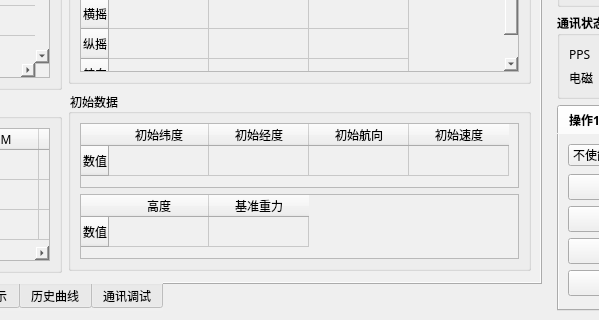
Before: the Qt Designer form mainwindow.ui in osixxb/Qt_MultiThread_SerialPort, drawn with Qt 5; both pictures show x 422 to 1021 and y 416 to 736 of the 1175 by 736 pixel window.
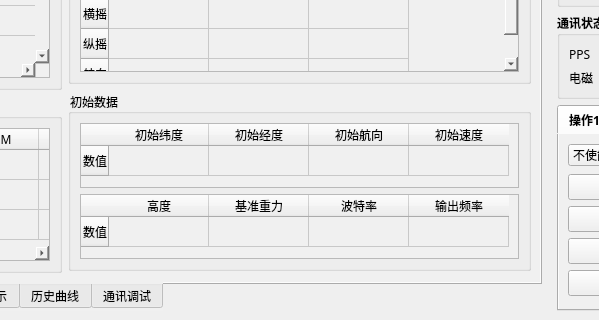
After: the same form once the commit is applied. The open tabs and pages were chosen to show the change. Custom widgets are drawn as their Qt base class.

Commit message: 新增配置波特率和输出频率2

What changed in the file:
```diff
--- a/mainwindow.ui
+++ b/mainwindow.ui
@@ -3872,6 +3872,16 @@
                <string>基准重力</string>
               </property>
              </column>
+             <column>
+              <property name="text">
+               <string>波特率</string>
+              </property>
+             </column>
+             <column>
+              <property name="text">
+               <string>输出频率</string>
+              </property>
+             </column>
             </widget>
            </item>
           </layout>
```
Left out of the diff: 4 changed lines with no effect on the pictures. The commit also changes 6 other files.
